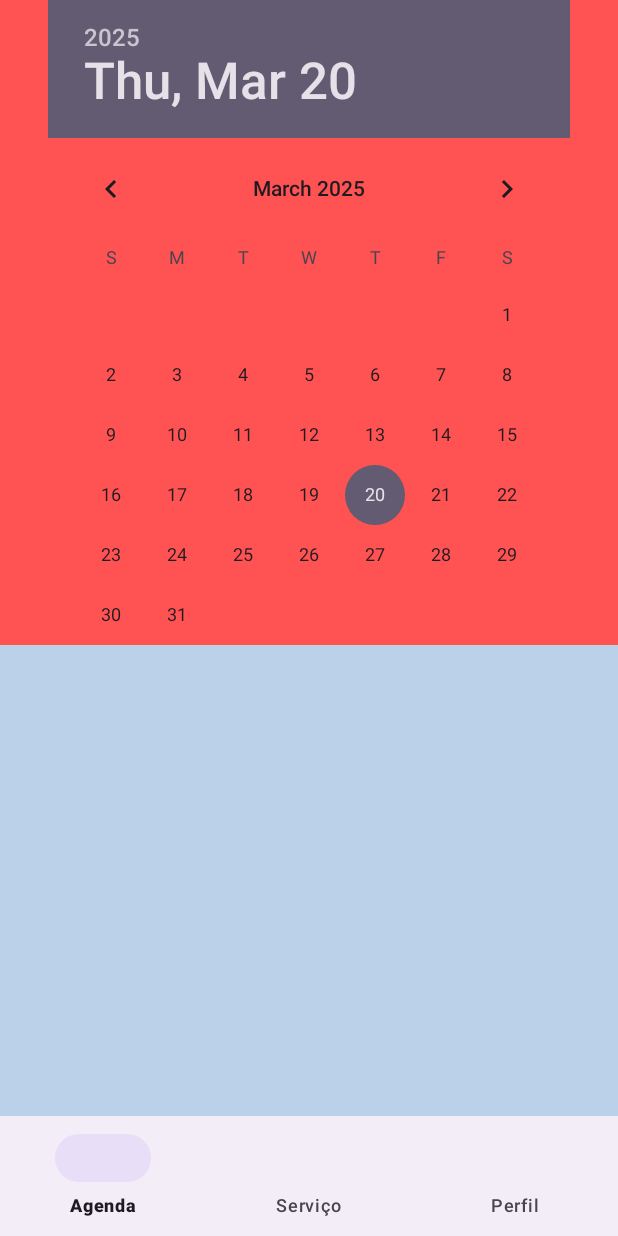
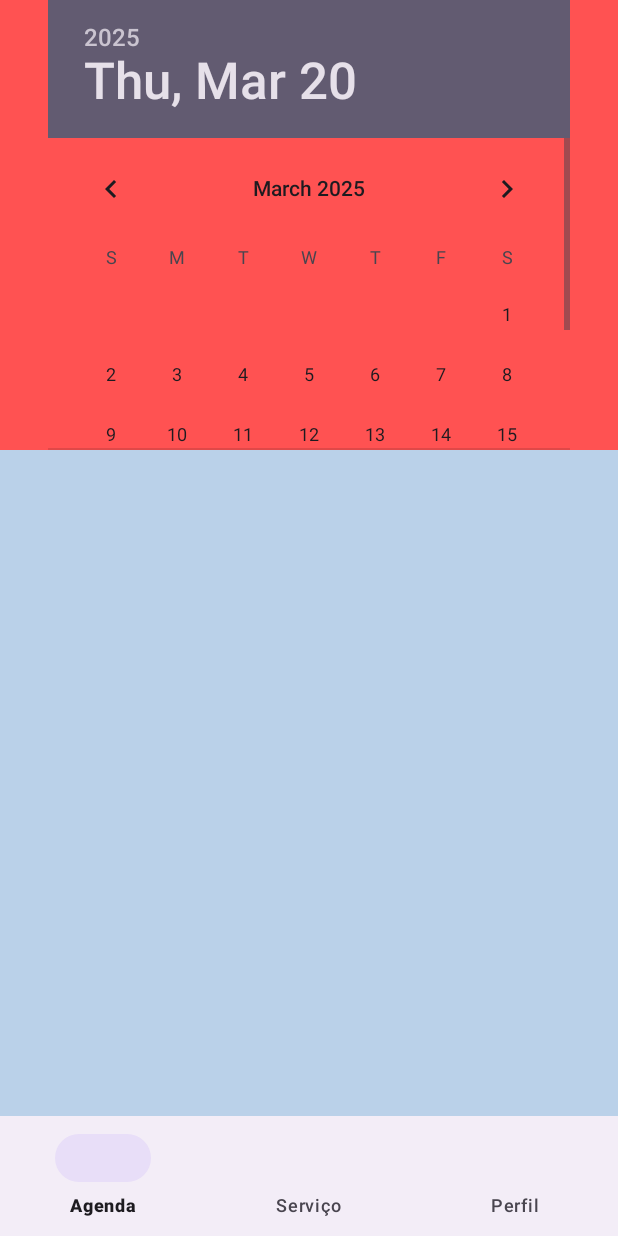
Before and after one commit to tPdru/agenda_App, an Android app: the AgendaFragment screen opened directly, with no data from a screen before it, on a phone screen of 412 x 824 dp. Run offline under Robolectric (Android 15) with nearby library versions, the phone set to English and light mode, and no system bars.

```diff
--- a/app/src/main/res/layout/agendar_servico_layout.xml
+++ b/app/src/main/res/layout/agendar_servico_layout.xml
@@ -27,7 +27,6 @@
             android:id="@+id/txtFieldServico"
             android:layout_height="50dp"
             android:inputType="none"
-            app:simpleItems="@array/simple_items"
             />
     </com.google.android.material.textfield.TextInputLayout>
 
@@ -63,7 +62,6 @@
             android:id="@+id/txtFieldHorario"
             android:layout_height="50dp"
             android:inputType="none"
-            app:simpleItems="@array/simple_items"
             />
     </com.google.android.material.textfield.TextInputLayout>
 
--- a/app/src/main/res/layout/fragment_agenda_layout.xml
+++ b/app/src/main/res/layout/fragment_agenda_layout.xml
@@ -6,10 +6,11 @@
     android:orientation="vertical"
     android:background="#FF5252"
     tools:context=".AgendaFragment">
+
     <DatePicker
         android:layout_width="wrap_content"
-        android:layout_height="wrap_content"
-        android:layout_gravity="center_horizontal"/>
+        android:layout_height="300dp"
+        android:layout_gravity="center_horizontal" />
 
     <androidx.recyclerview.widget.RecyclerView
         android:layout_width="match_parent"
```
